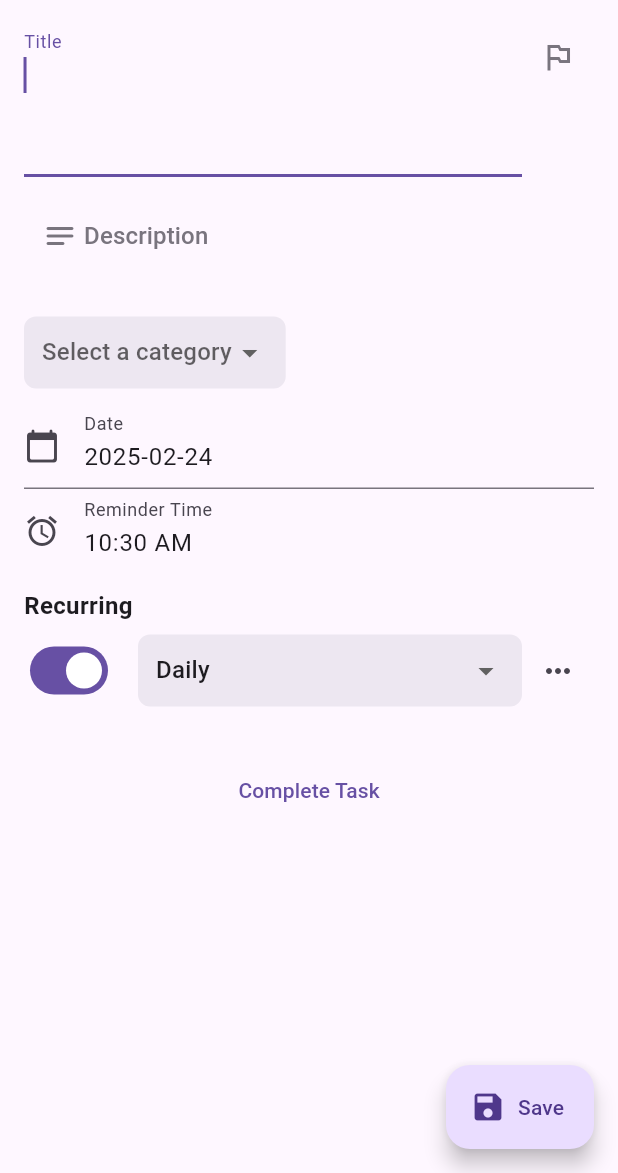
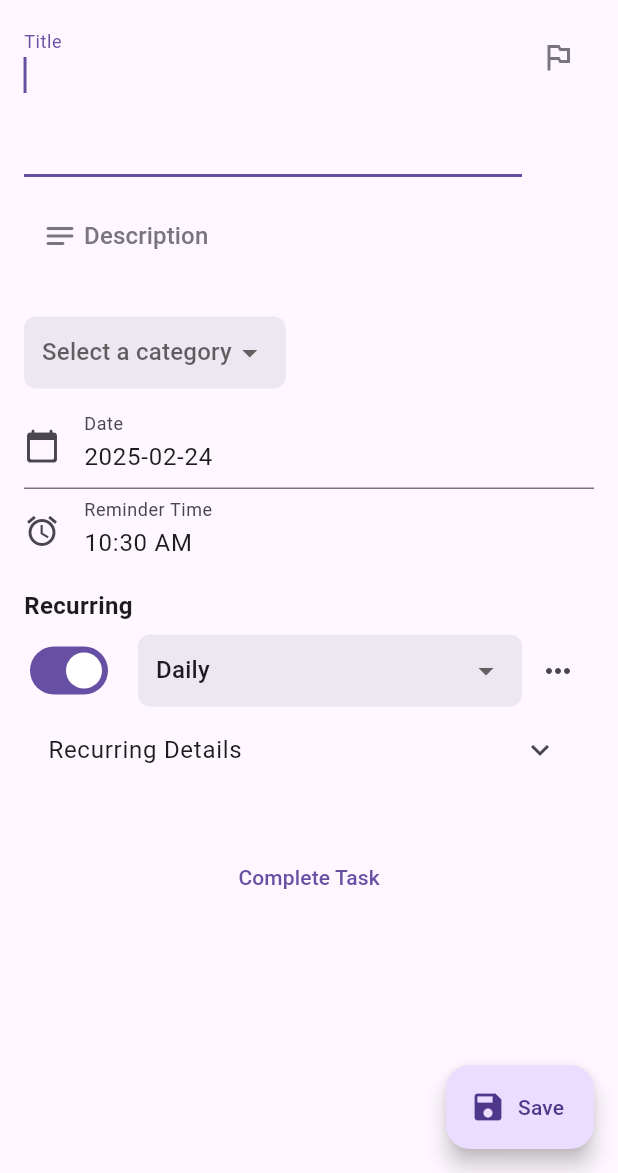
Before and after one commit to ntuininga/TaskManager, a Flutter app: the TaskPage screen opened directly with empty values, on a phone screen of 412 x 824 dp, the part 63-1236 px from its top. Run offline on Flutter 3.47's test engine with Material 3 defaults, Android fonts, the phone set to English and light mode, and no system bars; our stand-ins replace bloc, equatable, flutter_bloc, flutter_local_notifications, flutter_timezone, get_it and 6 more; accounts and stored records are empty.

Commit message:
update: add recurring details expansion tile

```diff
--- a/task_manager/lib/data/repositories/recurring_details_repository_impl.dart
+++ b/task_manager/lib/data/repositories/recurring_details_repository_impl.dart
@@ -6,6 +6,12 @@ class RecurringTaskRepositoryImpl implements RecurringTaskRepository {
   final RecurringTaskDao dao;
 
   RecurringTaskRepositoryImpl(this.dao);
+
+  @override
+  Future<RecurringTaskDetails> fetchDetailsByTaskId(int taskId) async {
+    final entity = await dao.fetchDetailsByTaskId(taskId);
+    return RecurringTaskDetails.fromEntity(entity);
+  }
 
   @override
   Future<List<RecurringTaskDetails>> getAllRecurringTasks() async {
--- a/task_manager/lib/domain/repositories/recurring_details_repository.dart
+++ b/task_manager/lib/domain/repositories/recurring_details_repository.dart
@@ -1,8 +1,10 @@
 import 'package:task_manager/domain/models/recurring_task_details.dart';
 
 abstract class RecurringTaskRepository {
+  Future<RecurringTaskDetails> fetchDetailsByTaskId(int taskId);
   Future<List<RecurringTaskDetails>> getAllRecurringTasks();
   Future<void> addNewScheduledDates(int taskId, List<DateTime> newDates);
-  Future<void> updateCompletedOnDates(int taskId, List<DateTime> completedDates);
+  Future<void> updateCompletedOnDates(
+      int taskId, List<DateTime> completedDates);
   Future<void> updateMissedDates(int taskId, List<DateTime> missedDates);
 }
--- /dev/null
+++ b/task_manager/lib/domain/usecases/get_recurrence_details_usecase.dart
@@ -0,0 +1,14 @@
+import 'package:task_manager/domain/models/recurring_task_details.dart';
+import 'package:task_manager/domain/repositories/recurring_details_repository.dart';
+
+class GetRecurrenceDetailsUsecase {
+  final RecurringTaskRepository repository;
+
+  GetRecurrenceDetailsUsecase(this.repository);
+
+  Future<RecurringTaskDetails> call(int taskId) async {
+    RecurringTaskDetails details =
+        await repository.fetchDetailsByTaskId(taskId);
+    return details;
+  }
+}
--- a/task_manager/lib/injections.dart
+++ b/task_manager/lib/injections.dart
@@ -9,6 +9,7 @@ import 'package:task_manager/domain/repositories/recurring_details_repository.da
 import 'package:task_manager/domain/repositories/task_repository.dart';
 import 'package:task_manager/domain/repositories/user_repository.dart';
 import 'package:task_manager/domain/usecases/add_scheduled_dates_usecase.dart';
+import 'package:task_manager/domain/usecases/get_recurrence_details_usecase.dart';
 import 'package:task_manager/domain/usecases/task_categories/add_task_category.dart';
 import 'package:task_manager/domain/usecases/task_categories/delete_task_category.dart';
 import 'package:task_manager/domain/usecases/task_categories/get_task_categories.dart';
@@ -55,6 +56,7 @@ Future<void> initializeDependencies() async {
   sl.registerLazySingleton(() => BulkUpdateTasksUseCase(sl()));
 
   sl.registerLazySingleton(() => AddScheduledDatesUseCase(sl()));
+  sl.registerLazySingleton(() => GetRecurrenceDetailsUsecase(sl()));
 
   // Register Blocs
   sl.registerFactory(() => TasksBloc(
@@ -67,7 +69,8 @@ Future<void> initializeDependencies() async {
       deleteAllTasksUseCase: sl(),
       deleteTaskCategoryUseCase: sl(),
       bulkUpdateTasksUseCase: sl(),
-      addScheduledDatesUseCase: sl()));
+      addScheduledDatesUseCase: sl(),
+      getRecurrenceDetailsUsecase: sl()));
 
   sl.registerFactory(() => TaskCategoriesBloc(
         tasksBloc: sl(),
--- a/task_manager/lib/presentation/bloc/all_tasks/tasks_event.dart
+++ b/task_manager/lib/presentation/bloc/all_tasks/tasks_event.dart
@@ -76,6 +76,12 @@ class CategoryChangeEvent extends TasksEvent {
   const CategoryChangeEvent(this.category, this.categoryId, {this.onComplete});
 }
 
+class CallRecurringDetailsEvent extends TasksEvent {
+  final int taskId;
+
+  const CallRecurringDetailsEvent(this.taskId);
+}
+
 enum FilterType {
   all,
   uncomplete,
--- a/task_manager/lib/presentation/pages/lists_screen.dart
+++ b/task_manager/lib/presentation/pages/lists_screen.dart
@@ -1,5 +1,5 @@
 import 'package:flutter/material.dart';
-import 'package:task_manager/presentation/pages/todo_list_screen.dart';
+import 'package:task_manager/presentation/pages/todo_list/todo_list_screen.dart';
 
 //TO DO
 //Filters buttons
--- a/task_manager/lib/presentation/pages/task_page.dart
+++ b/task_manager/lib/presentation/pages/task_page.dart
@@ -4,12 +4,14 @@ import 'package:intl/intl.dart';
 import 'package:task_manager/core/frequency.dart';
 import 'package:task_manager/data/entities/recurrence_ruleset.dart';
 import 'package:task_manager/data/entities/task_entity.dart';
+import 'package:task_manager/domain/models/recurring_task_details.dart';
 import 'package:task_manager/domain/models/task.dart';
 import 'package:task_manager/domain/models/task_category.dart';
 import 'package:task_manager/presentation/bloc/all_tasks/tasks_bloc.dart';
 import 'package:task_manager/presentation/bloc/task_categories/task_categories_bloc.dart';
 import 'package:task_manager/presentation/widgets/Dialogs/date_picker.dart';
 import 'package:task_manager/presentation/widgets/Dialogs/recurring_task_dialog.dart';
+import 'package:task_manager/presentation/widgets/recurrence_details_widget.dart';
 import 'package:task_manager/presentation/widgets/task_input_field.dart';
 
 class TaskPage extends StatefulWidget {
@@ -43,6 +45,8 @@ class TaskPageState extends State<TaskPage> {
 
   RecurrenceRuleset? recurrenceRuleset;
   Frequency? selectedFrequency;
+
+  RecurringTaskDetails? recurringDetails;
 
   bool isEditing = false;
   final FocusNode descFocusNode = FocusNode();
@@ -78,11 +82,11 @@ class TaskPageState extends State<TaskPage> {
 
     if (widget.task?.recurrenceRuleset != null) {
       recurrenceRuleset = widget.task!.recurrenceRuleset;
+      isRecurrenceEnabled = true;
+
       selectedFrequency = recurrenceRuleset!.frequency;
       if (recurrenceRuleset!.count != null ||
-          recurrenceRuleset!.until != null) {
-        isRecurrenceEnabled = true;
-      }
+          recurrenceRuleset!.until != null) {}
     }
   }
 
@@ -115,6 +119,7 @@ class TaskPageState extends State<TaskPage> {
                     dateController, "Date", Icons.calendar_today_rounded),
                 _buildReminderField(),
                 _buildRecurrenceTypeField(context),
+                if (isRecurrenceEnabled) _buildRecurrenceDetailsSection(),
                 const SizedBox(height: 30),
                 if (!widget.task!.isDone) _buildCompleteField(),
                 const SizedBox(height: 30),
@@ -551,6 +556,15 @@ class TaskPageState extends State<TaskPage> {
     ];
   }
 
+  Widget _buildRecurrenceDetailsSection() {
+    return ExpansionTile(
+      title: const Text("Recurring Details"),
+      children: [
+        RecurringTaskDetailsWidget(),
+      ],
+    );
+  }
+
   void _editRecurringTask(BuildContext context) async {
     final result = await showDialog<Map<String, dynamic>>(
       context: context,
```
Also changed, not shown: task_manager/lib/data/datasources/local/recurring_task_dao.dart (+35 -8 lines), task_manager/lib/presentation/bloc/all_tasks/tasks_bloc.dart (+22 -6 lines), task_manager/lib/presentation/widgets/recurrence_details_widget.dart (added, +68 -0 lines), task_manager/lib/presentation/pages/todo_list/todo_list_screen.dart (renamed from task_manager/lib/presentation/pages/todo_list_screen.dart), task_manager/lib/presentation/pages/todo_list/widgets/filter_bar.dart (added), 1 other file.
